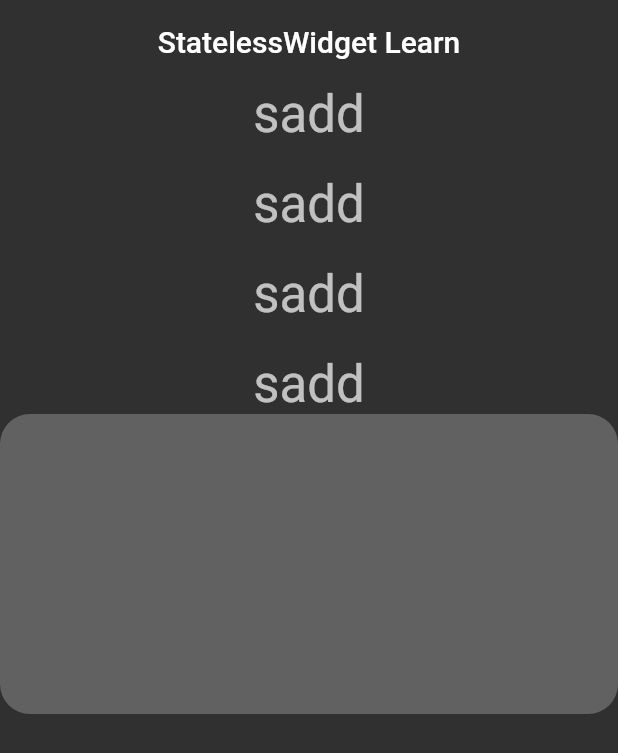
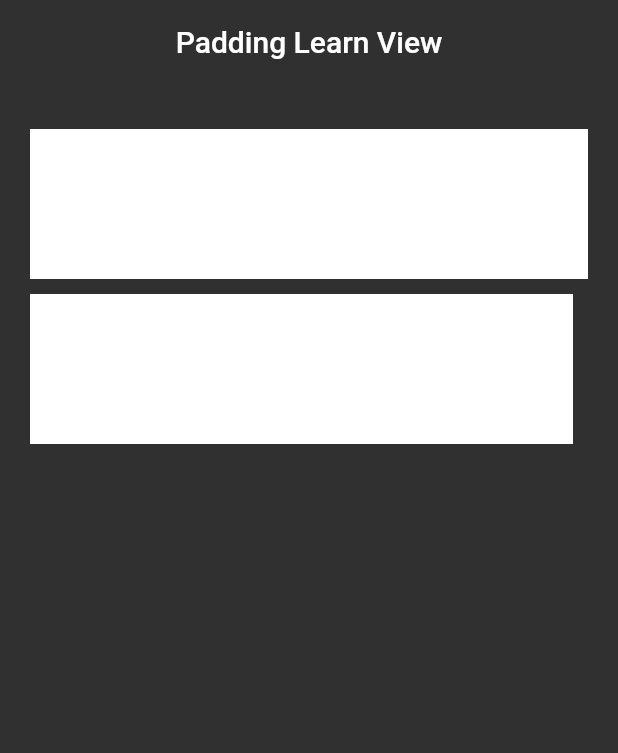
Before and after one commit to omeryilmaz2K/Flutter-Full-Learn, a Flutter app: the screen it shows after launch, on a phone screen of 412 x 824 dp. Shown: the top 753 px of the screen. Run offline on Flutter 3.47's test engine with Material 2 defaults, Android fonts, the phone set to English and light mode, and no system bars.

Commit message:
101 seviyesinde padding_learn_view çalışması gerçekleştirildi.

```diff
--- /dev/null
+++ b/lib/101/padding_learn_view.dart
@@ -0,0 +1,35 @@
+import 'package:flutter/material.dart';
+
+class PaddingLearnView extends StatelessWidget {
+const PaddingLearnView({ Key? key }) : super(key: key);
+
+  final String _title = "Padding Learn View";
+
+  @override
+  Widget build(BuildContext context){
+    return Scaffold(
+      appBar: AppBar(title: Text(_title),),
+      body: Padding(
+        padding: const EdgeInsets.all(ProjectPaddings.pagePadding),
+        child: Column(
+          children: [
+            Padding(
+              padding: const EdgeInsets.symmetric(vertical: ProjectPaddings.containerVerticalPadding),
+              child: Container(color: Colors.white, height: 100,),
+            ),
+            Padding(
+              padding: const EdgeInsets.only(right: ProjectPaddings.containerRightOnlyPadding),
+              child: Container(color: Colors.white, height: 100,),
+            ),
+          ],
+        ),
+      ),
+    );
+  }
+}
+
+class ProjectPaddings {
+  static const double containerVerticalPadding = 10;
+  static const double pagePadding = 20;
+  static const double containerRightOnlyPadding = 10;
+}
--- a/lib/main.dart
+++ b/lib/main.dart
@@ -4,6 +4,7 @@ import 'package:flutter_full_learn/101/appbar_learn_view.dart';
 import 'package:flutter_full_learn/101/button_learn_view.dart';
 import 'package:flutter_full_learn/101/container_learn_view.dart';
 import 'package:flutter_full_learn/101/icon_learn_view.dart';
+import 'package:flutter_full_learn/101/padding_learn_view.dart';
 import 'package:flutter_full_learn/101/scaffold_learn_view.dart';
 import 'package:flutter_full_learn/101/sizedbox_learn_view.dart';
 import 'package:flutter_full_learn/101/stateless_learn_view.dart';
@@ -32,7 +33,7 @@ class MyApp extends StatelessWidget {
         toolbarTextStyle: TextStyle(color: Colors.blue),
         systemOverlayStyle: SystemUiOverlayStyle.light, // Status Bar
       )),
-      home: StatelessLearnView(),
+      home: PaddingLearnView(),
     );
   }
 }
```
